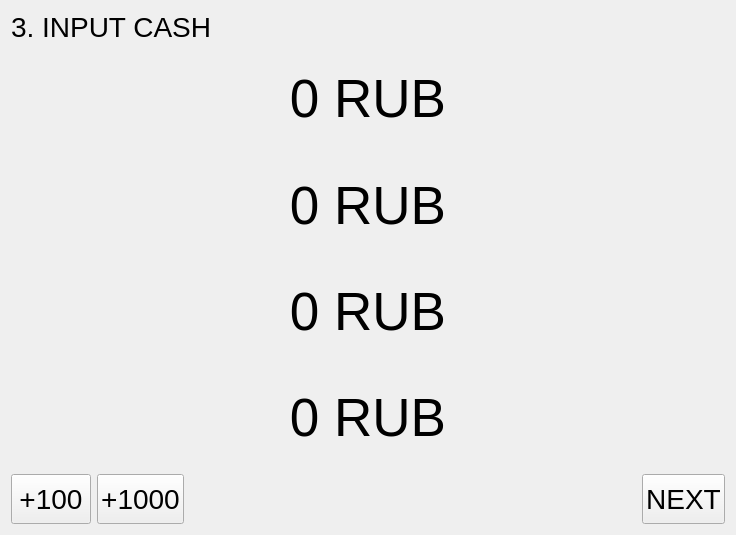
End1-1/TaxiCashbox, file wmoneyinput.ui: the form before one commit.
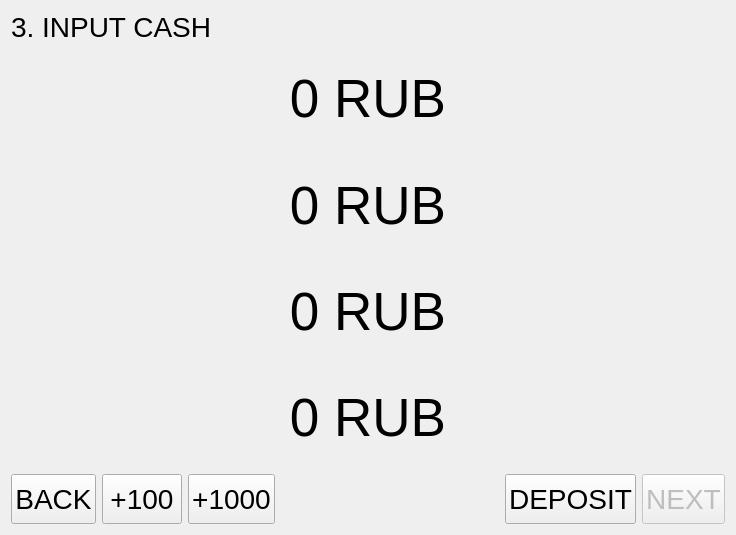
The form after the commit.

What changed in the file:
```diff
--- a/wmoneyinput.ui
+++ b/wmoneyinput.ui
@@ -120,6 +120,30 @@
    </item>
    <item>
     <layout class="QHBoxLayout" name="horizontalLayout">
+     <item>
+      <widget class="QPushButton" name="btnBack">
+       <property name="sizePolicy">
+        <sizepolicy hsizetype="Minimum" vsizetype="Fixed">
+         <horstretch>0</horstretch>
+         <verstretch>0</verstretch>
+        </sizepolicy>
+       </property>
+       <property name="minimumSize">
+        <size>
+         <width>0</width>
+         <height>50</height>
+        </size>
+       </property>
+       <property name="font">
+        <font>
+         <pointsize>21</pointsize>
+        </font>
+       </property>
+       <property name="text">
+        <string>BACK</string>
+       </property>
+      </widget>
+     </item>
      <item>
       <widget class="QPushButton" name="btn100">
        <property name="sizePolicy">
@@ -181,8 +205,35 @@
        </property>
       </spacer>
      </item>
+     <item>
+      <widget class="QPushButton" name="btnDeposit">
+       <property name="sizePolicy">
+        <sizepolicy hsizetype="Minimum" vsizetype="Fixed">
+         <horstretch>0</horstretch>
+         <verstretch>0</verstretch>
+        </sizepolicy>
+       </property>
+       <property name="minimumSize">
+        <size>
+         <width>0</width>
+         <height>50</height>
+        </size>
+       </property>
+       <property name="font">
+        <font>
+         <pointsize>21</pointsize>
+        </font>
+       </property>
+       <property name="text">
+        <string>DEPOSIT</string>
+       </property>
+      </widget>
+     </item>
      <item>
       <widget class="QPushButton" name="btnNext">
+       <property name="enabled">
+        <bool>false</bool>
+       </property>
        <property name="sizePolicy">
         <sizepolicy hsizetype="Minimum" vsizetype="Fixed">
          <horstretch>0</horstretch>
```
